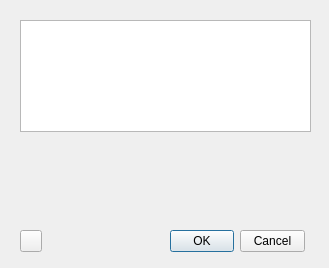
Old version of the form src/HexEdit/dialogs/bookmarks.ui in the repository strobejb/q22.
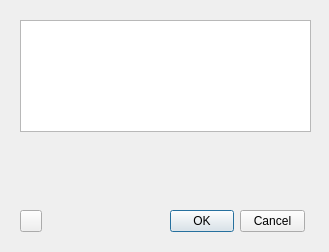
New version of the form. Custom widgets are drawn as their Qt base class.

```diff
--- a/src/HexEdit/dialogs/bookmarks.ui
+++ b/src/HexEdit/dialogs/bookmarks.ui
@@ -7,7 +7,7 @@
     <x>0</x>
     <y>0</y>
     <width>329</width>
-    <height>268</height>
+    <height>252</height>
    </rect>
   </property>
   <property name="windowTitle">
@@ -33,7 +33,7 @@
    <property name="geometry">
     <rect>
      <x>20</x>
-     <y>170</y>
+     <y>150</y>
      <width>291</width>
      <height>38</height>
     </rect>
@@ -43,7 +43,7 @@
    <property name="geometry">
     <rect>
      <x>170</x>
-     <y>230</y>
+     <y>210</y>
      <width>135</width>
      <height>22</height>
     </rect>
@@ -52,11 +52,11 @@
     <set>QDialogButtonBox::StandardButton::Cancel|QDialogButtonBox::StandardButton::Ok</set>
    </property>
   </widget>
-  <widget class="QToolButton" name="bookmarkDelete">
+  <widget class="QPushButton" name="bookmarkDelete">
    <property name="geometry">
     <rect>
      <x>20</x>
-     <y>230</y>
+     <y>210</y>
      <width>22</width>
      <height>22</height>
     </rect>
```
